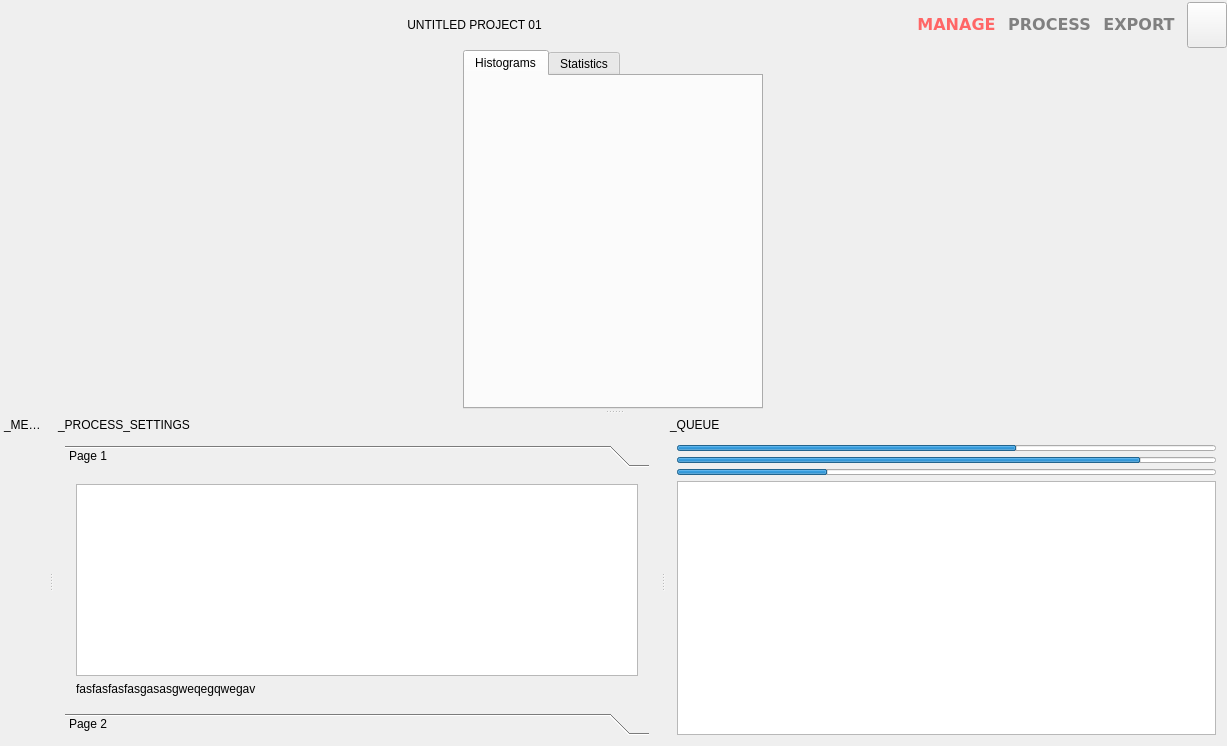
Old version of the form Source/OpenCine/MainWindow.ui in the repository apertus-open-source-cinema/opencine.
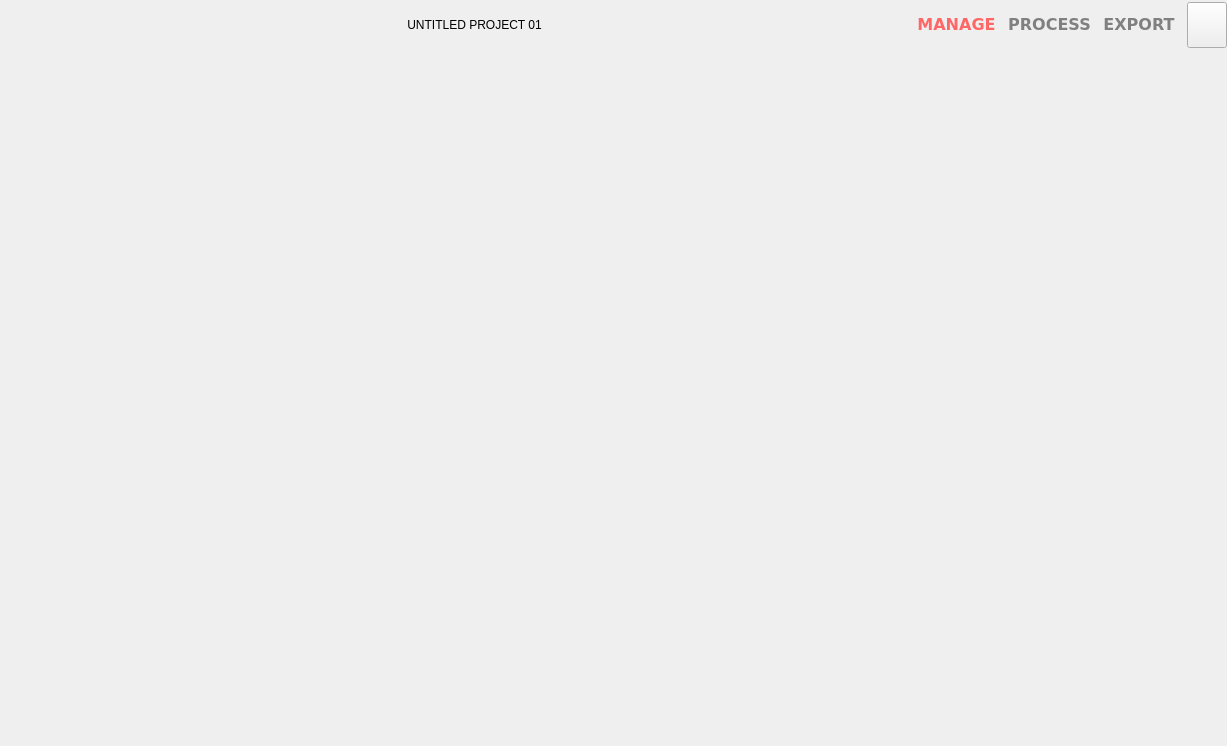
New version of the form. Icons and pictures are not drawn.

Commit message: T400: Added rudimentary thumbnail view, no fuctionality yet T301: Started to move controls to clip manager or clip processor views

```diff
--- a/Source/OpenCine/MainWindow.ui
+++ b/Source/OpenCine/MainWindow.ui
@@ -270,48 +270,13 @@
      </widget>
     </item>
     <item>
-     <widget class="QFrame" name="horizontalFrame">
-      <layout class="QHBoxLayout" name="horizontalLayout_4">
-       <property name="spacing">
-        <number>0</number>
-       </property>
-       <property name="leftMargin">
-        <number>0</number>
-       </property>
-       <property name="topMargin">
-        <number>0</number>
-       </property>
-       <property name="rightMargin">
-        <number>0</number>
-       </property>
-       <property name="bottomMargin">
-        <number>0</number>
-       </property>
-       <item>
-        <layout class="QGridLayout" name="gridLayout_3"/>
-       </item>
-       <item>
-        <widget class="QTabWidget" name="tabWidget">
-         <property name="maximumSize">
-          <size>
-           <width>300</width>
-           <height>16777215</height>
-          </size>
-         </property>
+     <widget class="QWidget" name="widget" native="true">
+      <layout class="QGridLayout" name="gridLayout_3">
+       <item row="0" column="0">
+        <widget class="QStackedWidget" name="stackedWidget">
          <property name="currentIndex">
           <number>0</number>
          </property>
-         <widget class="QWidget" name="tab_3">
-          <attribute name="title">
-           <string>Histograms</string>
-          </attribute>
-          <layout class="QGridLayout" name="gridLayout_5"/>
-         </widget>
-         <widget class="QWidget" name="tab_4">
-          <attribute name="title">
-           <string>Statistics</string>
-          </attribute>
-         </widget>
         </widget>
        </item>
       </layout>
@@ -332,219 +297,6 @@
     </item>
    </layout>
   </widget>
-  <widget class="QDockWidget" name="dockWidget_3">
-   <property name="autoFillBackground">
-    <bool>false</bool>
-   </property>
-   <property name="features">
-    <set>QDockWidget::DockWidgetMovable</set>
-   </property>
-   <property name="allowedAreas">
-    <set>Qt::BottomDockWidgetArea</set>
-   </property>
-   <property name="windowTitle">
-    <string>_MEDIA_EXPLORER</string>
-   </property>
-   <attribute name="dockWidgetArea">
-    <number>8</number>
-   </attribute>
-   <widget class="QWidget" name="dockWidgetContents_3">
-    <layout class="QGridLayout" name="gridLayout_2">
-     <property name="leftMargin">
-      <number>6</number>
-     </property>
-     <property name="topMargin">
-      <number>0</number>
-     </property>
-     <property name="rightMargin">
-      <number>6</number>
-     </property>
-     <property name="bottomMargin">
-      <number>0</number>
-     </property>
-     <property name="spacing">
-      <number>0</number>
-     </property>
-    </layout>
-   </widget>
-  </widget>
-  <widget class="QDockWidget" name="dockWidget_2">
-   <property name="features">
-    <set>QDockWidget::DockWidgetMovable</set>
-   </property>
-   <property name="allowedAreas">
-    <set>Qt::BottomDockWidgetArea</set>
-   </property>
-   <property name="windowTitle">
-    <string>_PROCESS_SETTINGS</string>
-   </property>
-   <attribute name="dockWidgetArea">
-    <number>8</number>
-   </attribute>
-   <widget class="QWidget" name="dockWidgetContents_2">
-    <layout class="QGridLayout" name="gridLayout">
-     <item row="0" column="0">
-      <widget class="QToolBox" name="toolBox">
-       <property name="currentIndex">
-        <number>0</number>
-       </property>
-       <widget class="QWidget" name="page">
-        <property name="geometry">
-         <rect>
-          <x>0</x>
-          <y>0</y>
-          <width>273</width>
-          <height>166</height>
-         </rect>
-        </property>
-        <attribute name="label">
-         <string>Page 1</string>
-        </attribute>
-        <layout class="QGridLayout" name="gridLayout_6">
-         <item row="1" column="0">
-          <widget class="QLabel" name="label_2">
-           <property name="text">
-            <string>fasfasfasfasgasasgweqegqwegav</string>
-           </property>
-          </widget>
-         </item>
-         <item row="0" column="0">
-          <widget class="QTextBrowser" name="textBrowser"/>
-         </item>
-        </layout>
-       </widget>
-       <widget class="QWidget" name="page_2">
-        <property name="geometry">
-         <rect>
-          <x>0</x>
-          <y>0</y>
-          <width>273</width>
-          <height>166</height>
-         </rect>
-        </property>
-        <attribute name="label">
-         <string>Page 2</string>
-        </attribute>
-       </widget>
-      </widget>
-     </item>
-    </layout>
-   </widget>
-  </widget>
-  <widget class="QDockWidget" name="dockWidget_4">
-   <property name="features">
-    <set>QDockWidget::DockWidgetMovable</set>
-   </property>
-   <property name="allowedAreas">
-    <set>Qt::BottomDockWidgetArea</set>
-   </property>
-   <property name="windowTitle">
-    <string>_QUEUE</string>
-   </property>
-   <attribute name="dockWidgetArea">
-    <number>8</number>
-   </attribute>
-   <widget class="QWidget" name="dockWidgetContents_10">
-    <layout class="QGridLayout" name="gridLayout_4">
-     <item row="3" column="1">
-      <widget class="QListView" name="listView_2"/>
-     </item>
-     <item row="0" column="1">
-      <widget class="QProgressBar" name="progressBar">
-       <property name="sizePolicy">
-        <sizepolicy hsizetype="Preferred" vsizetype="Fixed">
-         <horstretch>0</horstretch>
-         <verstretch>0</verstretch>
-        </sizepolicy>
-       </property>
-       <property name="maximumSize">
-        <size>
-         <width>16777215</width>
-         <height>6</height>
-        </size>
-       </property>
-       <property name="value">
-        <number>63</number>
-       </property>
-       <property name="alignment">
-        <set>Qt::AlignCenter</set>
-       </property>
-       <property name="textVisible">
-        <bool>false</bool>
-       </property>
-       <property name="orientation">
-        <enum>Qt::Horizontal</enum>
-       </property>
-       <property name="invertedAppearance">
-        <bool>false</bool>
-       </property>
-      </widget>
-     </item>
-     <item row="1" column="1">
-      <widget class="QProgressBar" name="progressBar_2">
-       <property name="sizePolicy">
-        <sizepolicy hsizetype="Preferred" vsizetype="Fixed">
-         <horstretch>0</horstretch>
-         <verstretch>0</verstretch>
-        </sizepolicy>
-       </property>
-       <property name="maximumSize">
-        <size>
-         <width>16777215</width>
-         <height>6</height>
-        </size>
-       </property>
-       <property name="value">
-        <number>86</number>
-       </property>
-       <property name="alignment">
-        <set>Qt::AlignCenter</set>
-       </property>
-       <property name="textVisible">
-        <bool>false</bool>
-       </property>
-       <property name="orientation">
-        <enum>Qt::Horizontal</enum>
-       </property>
-       <property name="invertedAppearance">
-        <bool>false</bool>
-       </property>
-      </widget>
-     </item>
-     <item row="2" column="1">
-      <widget class="QProgressBar" name="progressBar_3">
-       <property name="sizePolicy">
-        <sizepolicy hsizetype="Preferred" vsizetype="Fixed">
-         <horstretch>0</horstretch>
-         <verstretch>0</verstretch>
-        </sizepolicy>
-       </property>
-       <property name="maximumSize">
-        <size>
-         <width>16777215</width>
-         <height>6</height>
-        </size>
-       </property>
-       <property name="value">
-        <number>28</number>
-       </property>
-       <property name="alignment">
-        <set>Qt::AlignCenter</set>
-       </property>
-       <property name="textVisible">
-        <bool>false</bool>
-       </property>
-       <property name="orientation">
-        <enum>Qt::Horizontal</enum>
-       </property>
-       <property name="invertedAppearance">
-        <bool>false</bool>
-       </property>
-      </widget>
-     </item>
-    </layout>
-   </widget>
-  </widget>
   <action name="actionQuit">
    <property name="text">
     <string>_Quit</string>
```
Left out of the diff: 18 changed lines with no effect on the pictures. The commit also changes 13 other files.
